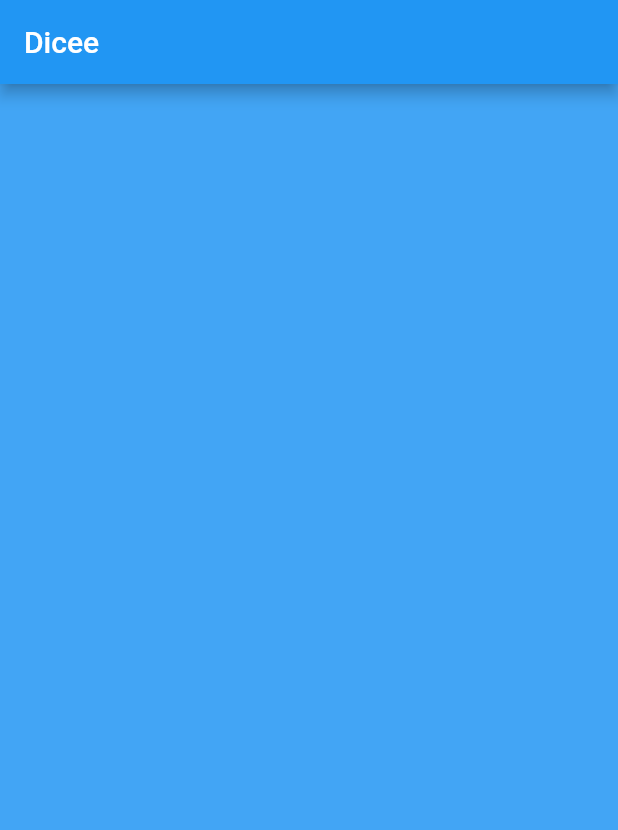
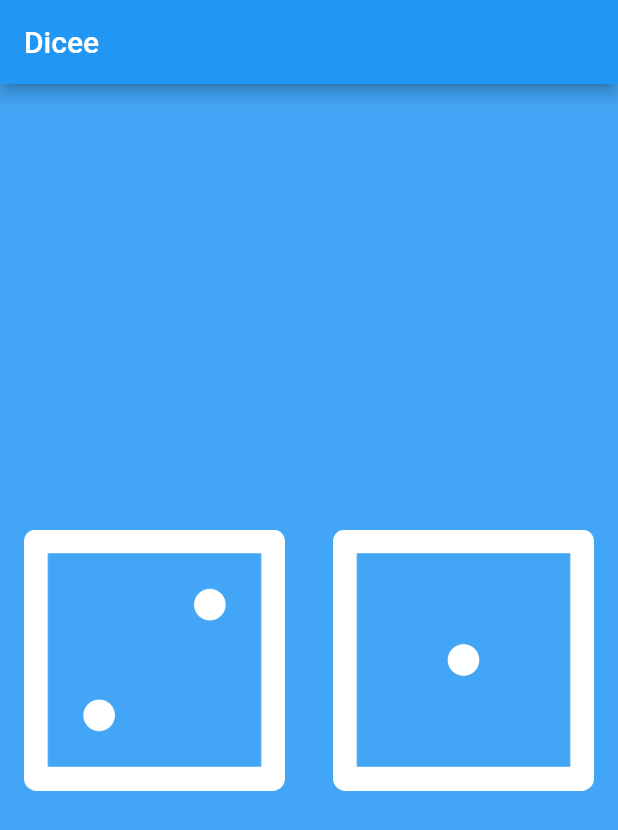
Before and after one commit to anmolgupta02/Dicee_Flutter, a Flutter app: the screen it shows after launch, on a phone screen of 412 x 824 dp. Shown: the top 830 px of the screen. Run offline on Flutter 3.47's test engine with Material 2 defaults, Android fonts, the phone set to English and light mode, and no system bars.

Commit message:
Implemented FlatButtons and OnPressed Methods
Signed-off-by: anmol <anmolgupta02@gmail.com>

```diff
--- a/lib/main.dart
+++ b/lib/main.dart
@@ -1,14 +1,15 @@
+import 'package:flutter/cupertino.dart';
 import 'package:flutter/material.dart';
 
 void main() {
   return runApp(
     MaterialApp(
       home: Scaffold(
-          backgroundColor: Colors.blue.shade400,
-          appBar: AppBar(
-            title: Text('Dicee'),
-            backgroundColor: Colors.blue.shade500,
-          ),
+        backgroundColor: Colors.blue.shade400,
+        appBar: AppBar(
+          title: Text('Dicee'),
+          backgroundColor: Colors.blue.shade500,
+        ),
         body: DicePage(),
       ),
     ),
@@ -18,7 +19,33 @@ void main() {
 class DicePage extends StatelessWidget {
   @override
   Widget build(BuildContext context) {
-    return Container();
+    return Center(
+      child: Row(
+        crossAxisAlignment: CrossAxisAlignment.center,
+        children: <Widget>[
+          Expanded(
+              child: FlatButton(
+            onPressed: () {
+              print('Left Button Got Clicked');
+            },
+            child: Image.asset('images/dice2.png'),
+          )
+//          Image(
+//            image: AssetImage('images/dice1.png'),
+//          ),
+              ),
+          Expanded(
+            child: FlatButton(
+              onPressed: () {
+                print('Right Button Got Clicked');
+              },
+              child: Image(
+                image: AssetImage('images/dice1.png'),
+              ),
+            ),
+          )
+        ],
+      ),
+    );
   }
-
 }
```
